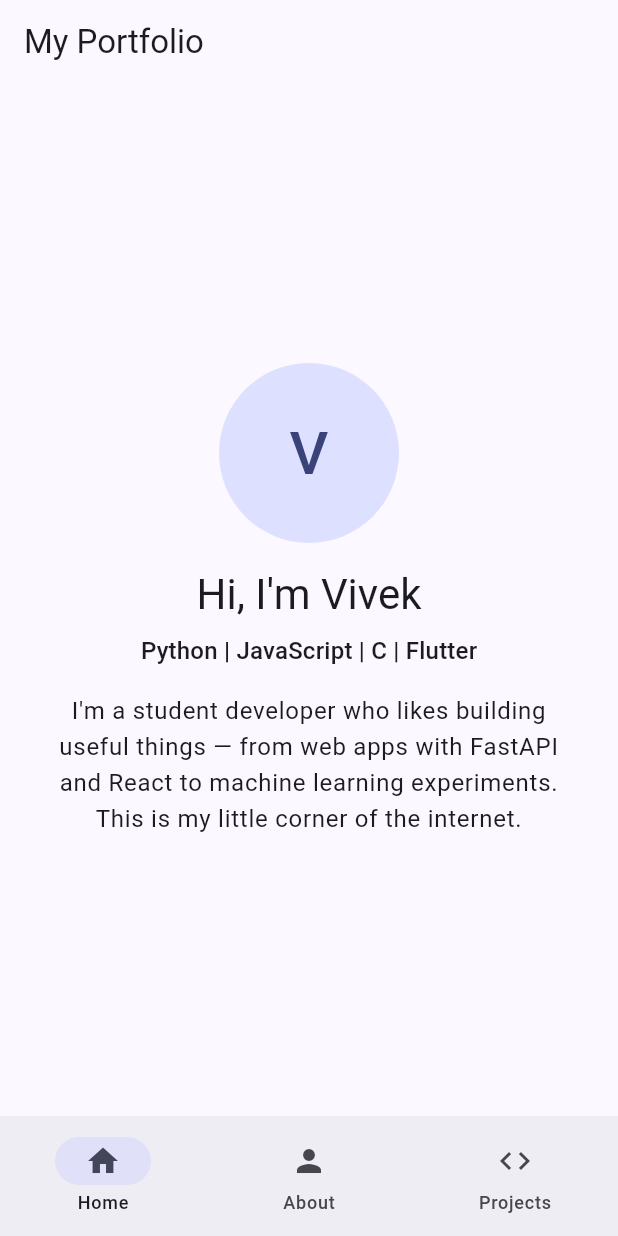
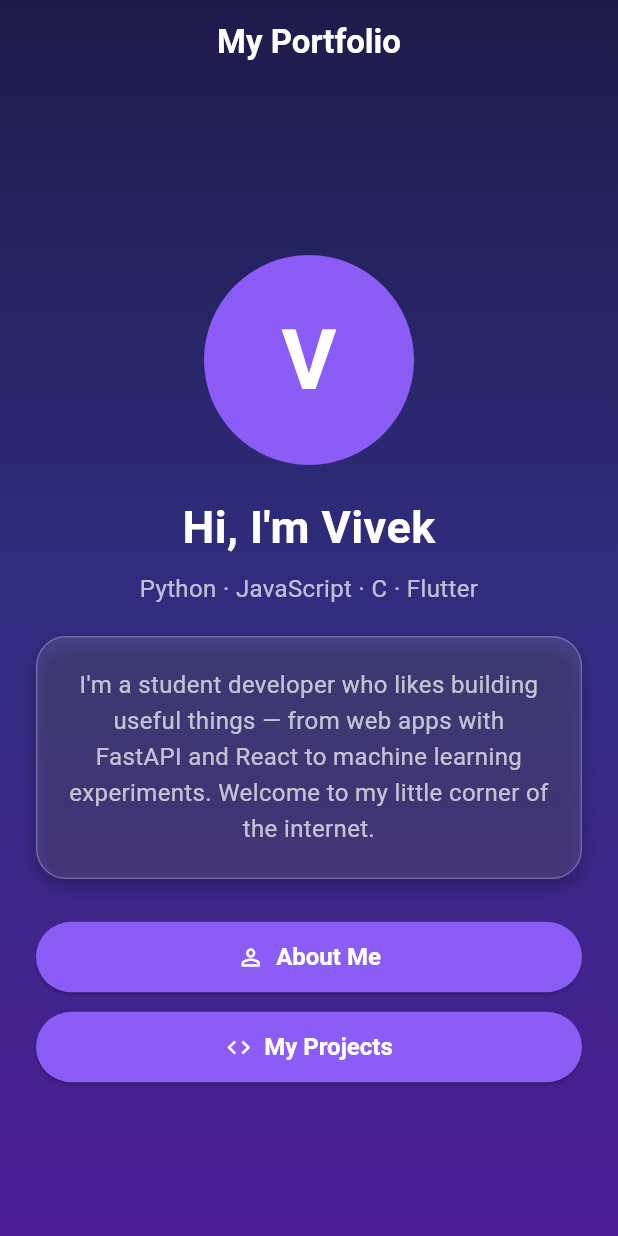
Before and after one commit to bitmvk/portfolio, a Flutter app: the screen it shows after launch, on a phone screen of 412 x 824 dp. Run offline on Flutter 3.47's test engine with Material 3 defaults, Android fonts, the phone set to English and light mode, and no system bars.

Commit message:
Rework navigation to button-based Navigator stack; dark gradient visual theme

```diff
--- a/lib/main.dart
+++ b/lib/main.dart
@@ -3,10 +3,9 @@ import 'package:flutter/material.dart';
 import 'pages/about_page.dart';
 import 'pages/home_page.dart';
 import 'pages/projects_page.dart';
+import 'widgets/page_frame.dart';
 
-void main() {
-  runApp(const PortfolioApp());
-}
+void main() => runApp(const PortfolioApp());
 
 class PortfolioApp extends StatelessWidget {
   const PortfolioApp({super.key});
@@ -15,82 +14,60 @@ class PortfolioApp extends StatelessWidget {
   Widget build(BuildContext context) {
     return MaterialApp(
       title: 'Portfolio',
+      debugShowCheckedModeBanner: false,
       theme: ThemeData(
-        colorScheme: ColorScheme.fromSeed(seedColor: Colors.indigo),
         useMaterial3: true,
+        scaffoldBackgroundColor: const Color(0xFF1E1B4B),
+        colorScheme: ColorScheme.fromSeed(seedColor: accentColor),
+        appBarTheme: const AppBarTheme(
+          backgroundColor: Colors.transparent,
+          foregroundColor: Colors.white,
+          elevation: 0,
+          centerTitle: true,
+          titleTextStyle: TextStyle(
+            fontSize: 22,
+            fontWeight: FontWeight.w700,
+            color: Colors.white,
+          ),
+        ),
+        elevatedButtonTheme: ElevatedButtonThemeData(
+          style: ElevatedButton.styleFrom(
+            backgroundColor: accentColor,
+            foregroundColor: Colors.white,
+            padding: const EdgeInsets.symmetric(horizontal: 24, vertical: 14),
+            shape: const StadiumBorder(),
+            textStyle: const TextStyle(
+              fontSize: 16,
+              fontWeight: FontWeight.w600,
+            ),
+          ),
+        ),
+        outlinedButtonTheme: OutlinedButtonThemeData(
+          style: OutlinedButton.styleFrom(
+            foregroundColor: Colors.white,
+            side: const BorderSide(color: Colors.white54),
+            padding: const EdgeInsets.symmetric(horizontal: 24, vertical: 14),
+            shape: const StadiumBorder(),
+            textStyle: const TextStyle(
+              fontSize: 16,
+              fontWeight: FontWeight.w600,
+            ),
+          ),
+        ),
+        chipTheme: ChipThemeData(
+          backgroundColor: Colors.white10,
+          side: const BorderSide(color: Colors.white24),
+          labelStyle: const TextStyle(color: Colors.white, fontSize: 13),
+          shape: RoundedRectangleBorder(borderRadius: BorderRadius.circular(20)),
+        ),
       ),
-      home: const HomeShell(),
+      // Navigation: a simple stack. Buttons push named routes; the AppBar
+      // shows a back arrow on every page except the home page.
+      routes: {
+        '/about': (_) => const AboutPage(),
+        '/projects': (_) => const ProjectsPage(),
+      },
+      home: const HomePage(),
     );
   }
 }
-
-/// Scaffold with navigation between the three pages.
-/// Responsive: a side NavigationRail on wide screens, a bottom
-/// NavigationBar on narrow ones.
-class HomeShell extends StatefulWidget {
-  const HomeShell({super.key});
-
-  @override
-  State<HomeShell> createState() => _HomeShellState();
-}
-
-class _HomeShellState extends State<HomeShell> {
-  int _currentIndex = 0;
-
-  static const List<Widget> _pages = [
-    HomePage(),
-    AboutPage(),
-    ProjectsPage(),
-  ];
-
-  @override
-  Widget build(BuildContext context) {
-    final isWide = MediaQuery.sizeOf(context).width >= 700;
-
-    return Scaffold(
-      appBar: AppBar(title: const Text('My Portfolio')),
-      body: isWide
-          ? Row(
-              children: [
-                NavigationRail(
-                  selectedIndex: _currentIndex,
-                  onDestinationSelected: (i) =>
-                      setState(() => _currentIndex = i),
-                  labelType: NavigationRailLabelType.all,
-                  destinations: const [
-                    NavigationRailDestination(
-                      icon: Icon(Icons.home),
-                      label: Text('Home'),
-                    ),
-                    NavigationRailDestination(
-                      icon: Icon(Icons.person),
-                      label: Text('About'),
-                    ),
-                    NavigationRailDestination(
-                      icon: Icon(Icons.code),
-                      label: Text('Projects'),
-                    ),
-                  ],
-                ),
-                const VerticalDivider(width: 1),
-                Expanded(child: _pages[_currentIndex]),
-              ],
-            )
-          : _pages[_currentIndex],
-      bottomNavigationBar: isWide
-          ? null
-          : NavigationBar(
-              selectedIndex: _currentIndex,
-              onDestinationSelected: (i) => setState(() => _currentIndex = i),
-              destinations: const [
-                NavigationDestination(icon: Icon(Icons.home), label: 'Home'),
-                NavigationDestination(icon: Icon(Icons.person), label: 'About'),
-                NavigationDestination(
-                  icon: Icon(Icons.code),
-                  label: 'Projects',
-                ),
-              ],
-            ),
-    );
-  }
-}
--- a/lib/pages/home_page.dart
+++ b/lib/pages/home_page.dart
@@ -1,47 +1,76 @@
 import 'package:flutter/material.dart';
 
-/// Home page: avatar + short introduction.
+import '../widgets/page_frame.dart';
+
+/// Home page: avatar + short introduction + navigation buttons.
 class HomePage extends StatelessWidget {
   const HomePage({super.key});
 
   @override
   Widget build(BuildContext context) {
-    final theme = Theme.of(context);
+    final muted = TextStyle(fontSize: 16, height: 1.5, color: Colors.white70);
 
-    return Center(
-      child: SingleChildScrollView(
-        child: ConstrainedBox(
-          constraints: const BoxConstraints(maxWidth: 600),
-          child: Padding(
-            padding: const EdgeInsets.all(24),
+    return Scaffold(
+      extendBodyBehindAppBar: true,
+      appBar: AppBar(title: const Text('My Portfolio')),
+      body: PageFrame(
         child: Column(
+          crossAxisAlignment: CrossAxisAlignment.stretch,
           children: [
-                // Placeholder avatar. Replace with: Image.asset('assets/me.jpg')
-                const CircleAvatar(
-                  radius: 60,
-                  child: Text('V', style: TextStyle(fontSize: 40)),
+            // Avatar placeholder (replace 'V' with a photo via Image.asset).
+            const Center(
+              child: CircleAvatar(
+                radius: 70,
+                backgroundColor: accentColor,
+                child: Text(
+                  'V',
+                  style: TextStyle(
+                    fontSize: 56,
+                    fontWeight: FontWeight.bold,
+                    color: Colors.white,
                   ),
-                const SizedBox(height: 16),
-                Text(
+                ),
+              ),
+            ),
+            const SizedBox(height: 20),
+            const Text(
               "Hi, I'm Vivek",
-                  style: theme.textTheme.headlineMedium,
+              textAlign: TextAlign.center,
+              style: TextStyle(
+                fontSize: 30,
+                fontWeight: FontWeight.w700,
+                color: Colors.white,
+              ),
             ),
             const SizedBox(height: 8),
-                Text(
-                  'Python | JavaScript | C | Flutter',
-                  style: theme.textTheme.titleMedium,
+            const Text(
+              'Python · JavaScript · C · Flutter',
+              textAlign: TextAlign.center,
+              style: TextStyle(fontSize: 16, color: Colors.white70),
             ),
-                const SizedBox(height: 16),
-                Text(
+            const SizedBox(height: 20),
+            GlassCard(
+              child: Text(
                 "I'm a student developer who likes building useful things — "
                 'from web apps with FastAPI and React to machine learning '
-                  'experiments. This is my little corner of the internet.',
+                'experiments. Welcome to my little corner of the internet.',
                 textAlign: TextAlign.center,
-                  style: theme.textTheme.bodyLarge,
+                style: muted,
+              ),
+            ),
+            const SizedBox(height: 28),
+            ElevatedButton.icon(
+              onPressed: () => Navigator.pushNamed(context, '/about'),
+              icon: const Icon(Icons.person_outline),
+              label: const Text('About Me'),
+            ),
+            const SizedBox(height: 12),
+            ElevatedButton.icon(
+              onPressed: () => Navigator.pushNamed(context, '/projects'),
+              icon: const Icon(Icons.code),
+              label: const Text('My Projects'),
             ),
           ],
-            ),
-          ),
         ),
       ),
     );
--- /dev/null
+++ b/lib/widgets/page_frame.dart
@@ -0,0 +1,70 @@
+import 'package:flutter/material.dart';
+
+/// Shared colors and decorative widgets used on every page.
+
+/// Accent color for buttons and highlights.
+const accentColor = Color(0xFF8B5CF6);
+
+/// Page background: dark indigo -> violet gradient.
+const pageGradient = LinearGradient(
+  begin: Alignment.topCenter,
+  end: Alignment.bottomCenter,
+  colors: [Color(0xFF1E1B4B), Color(0xFF312E81), Color(0xFF4C1D95)],
+);
+
+/// Gradient background that keeps content centered and readable on any
+/// screen size (the responsive part of the app).
+class PageFrame extends StatelessWidget {
+  const PageFrame({super.key, required this.child});
+
+  final Widget child;
+
+  @override
+  Widget build(BuildContext context) {
+    return Container(
+      decoration: const BoxDecoration(gradient: pageGradient),
+      child: Center(
+        child: SingleChildScrollView(
+          padding: const EdgeInsets.fromLTRB(24, 100, 24, 32),
+          child: ConstrainedBox(
+            constraints: const BoxConstraints(maxWidth: 600),
+            child: child,
+          ),
+        ),
+      ),
+    );
+  }
+}
+
+/// Translucent rounded card, used for intro/about/project sections.
+class GlassCard extends StatelessWidget {
+  const GlassCard({
+    super.key,
+    required this.child,
+    this.padding = const EdgeInsets.all(20),
+  });
+
+  final Widget child;
+  final EdgeInsetsGeometry padding;
+
+  @override
+  Widget build(BuildContext context) {
+    return Container(
+      width: double.infinity,
+      padding: padding,
+      decoration: BoxDecoration(
+        color: Colors.white10,
+        borderRadius: BorderRadius.circular(20),
+        border: Border.all(color: Colors.white24),
+        boxShadow: const [
+          BoxShadow(
+            color: Colors.black26,
+            blurRadius: 12,
+            offset: Offset(0, 6),
+          ),
+        ],
+      ),
+      child: child,
+    );
+  }
+}
```
Also changed, not shown: lib/pages/about_page.dart (+67 -29 lines), lib/pages/projects_page.dart (+137 -90 lines), 2 other files. Lines whose indentation alone changed are shown as unchanged.
